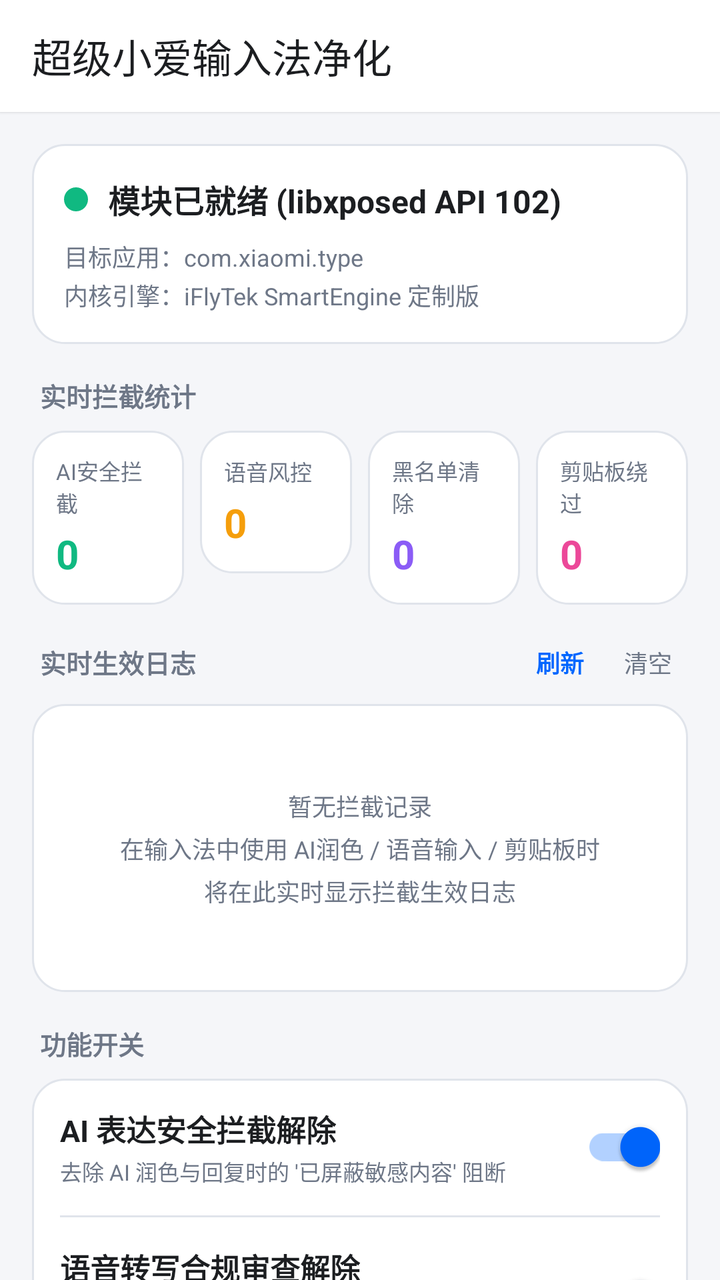
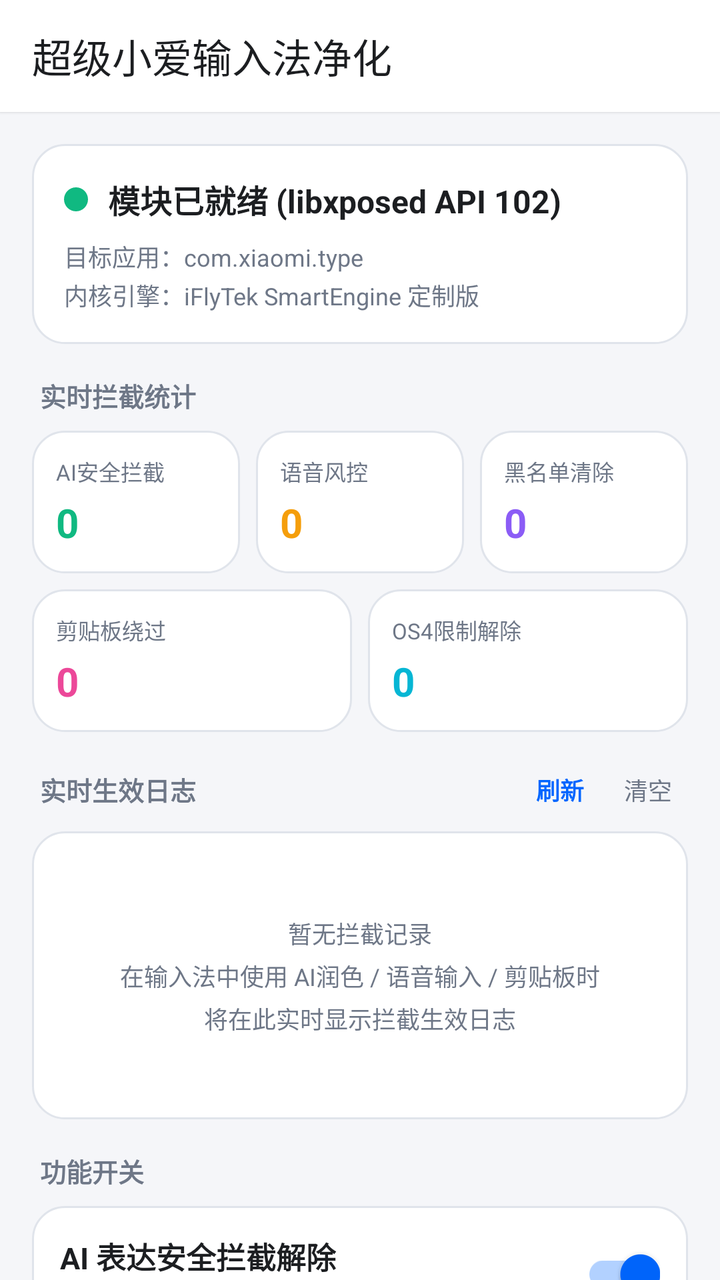

Compare the two renders of this Android layout. The source of the first and the diff that turns it into the second are given below.
<!-- AndroidManifest.xml: application theme Theme.XiaoAiTypeUnblock -->
<!-- res/layout/activity_main.xml -->
<?xml version="1.0" encoding="utf-8"?>
<LinearLayout xmlns:android="http://schemas.android.com/apk/res/android"
    xmlns:app="http://schemas.android.com/apk/res-auto"
    android:layout_width="match_parent"
    android:layout_height="match_parent"
    android:background="@color/background_light"
    android:orientation="vertical">

    
    <androidx.appcompat.widget.Toolbar
        android:id="@+id/toolbar"
        android:layout_width="match_parent"
        android:layout_height="?attr/actionBarSize"
        android:background="@color/surface_light"
        android:elevation="1dp"
        app:title="@string/app_name"
        app:titleTextColor="@color/text_primary" />

    <androidx.core.widget.NestedScrollView
        android:layout_width="match_parent"
        android:layout_height="0dp"
        android:layout_weight="1"
        android:fillViewport="true">

        <LinearLayout
            android:layout_width="match_parent"
            android:layout_height="wrap_content"
            android:orientation="vertical"
            android:padding="16dp">

            
            <LinearLayout
                android:id="@+id/cardStatus"
                android:layout_width="match_parent"
                android:layout_height="wrap_content"
                android:layout_marginBottom="16dp"
                android:background="@drawable/bg_card"
                android:orientation="vertical"
                android:padding="16dp">

                <LinearLayout
                    android:layout_width="match_parent"
                    android:layout_height="wrap_content"
                    android:gravity="center_vertical"
                    android:orientation="horizontal">

                    <View
                        android:id="@+id/viewStatusDot"
                        android:layout_width="12dp"
                        android:layout_height="12dp"
                        android:background="@drawable/dot_active" />

                    <TextView
                        android:id="@+id/tvStatusTitle"
                        android:layout_width="wrap_content"
                        android:layout_height="wrap_content"
                        android:layout_marginStart="10dp"
                        android:text="模块已就绪 (libxposed API 102)"
                        android:textColor="@color/text_primary"
                        android:textSize="16sp"
                        android:textStyle="bold" />

                </LinearLayout>

                <TextView
                    android:id="@+id/tvStatusDesc"
                    android:layout_width="match_parent"
                    android:layout_height="wrap_content"
                    android:layout_marginTop="8dp"
                    android:lineSpacingExtra="2dp"
                    android:text="目标应用：com.xiaomi.type\n内核引擎：iFlyTek SmartEngine 定制版"
                    android:textColor="@color/text_secondary"
                    android:textSize="12sp" />

            </LinearLayout>

            
            <TextView
                android:layout_width="wrap_content"
                android:layout_height="wrap_content"
                android:layout_marginStart="4dp"
                android:layout_marginBottom="8dp"
                android:text="实时拦截统计"
                android:textColor="@color/text_secondary"
                android:textSize="13sp"
                android:textStyle="bold" />

            
            <LinearLayout
                android:layout_width="match_parent"
                android:layout_height="wrap_content"
                android:layout_marginBottom="16dp"
                android:orientation="horizontal">

                
                <LinearLayout
                    android:layout_width="0dp"
                    android:layout_height="wrap_content"
                    android:layout_marginEnd="4dp"
                    android:layout_weight="1"
                    android:background="@drawable/bg_card"
                    android:orientation="vertical"
                    android:padding="12dp">

                    <TextView
                        android:layout_width="wrap_content"
                        android:layout_height="wrap_content"
                        android:text="AI安全拦截"
                        android:textColor="@color/text_secondary"
                        android:textSize="11sp" />

                    <TextView
                        android:id="@+id/tvCountAi"
                        android:layout_width="wrap_content"
                        android:layout_height="wrap_content"
                        android:layout_marginTop="4dp"
                        android:text="0"
                        android:textColor="#10B981"
                        android:textSize="20sp"
                        android:textStyle="bold" />

                </LinearLayout>

                
                <LinearLayout
                    android:layout_width="0dp"
                    android:layout_height="wrap_content"
                    android:layout_marginStart="4dp"
                    android:layout_marginEnd="4dp"
                    android:layout_weight="1"
                    android:background="@drawable/bg_card"
                    android:orientation="vertical"
                    android:padding="12dp">

                    <TextView
                        android:layout_width="wrap_content"
                        android:layout_height="wrap_content"
                        android:text="语音风控"
                        android:textColor="@color/text_secondary"
                        android:textSize="11sp" />

                    <TextView
                        android:id="@+id/tvCountVoice"
                        android:layout_width="wrap_content"
                        android:layout_height="wrap_content"
                        android:layout_marginTop="4dp"
                        android:text="0"
                        android:textColor="#F59E0B"
                        android:textSize="20sp"
                        android:textStyle="bold" />

                </LinearLayout>

                
                <LinearLayout
                    android:layout_width="0dp"
                    android:layout_height="wrap_content"
                    android:layout_marginStart="4dp"
                    android:layout_marginEnd="4dp"
                    android:layout_weight="1"
                    android:background="@drawable/bg_card"
                    android:orientation="vertical"
                    android:padding="12dp">

                    <TextView
                        android:layout_width="wrap_content"
                        android:layout_height="wrap_content"
                        android:text="黑名单清除"
                        android:textColor="@color/text_secondary"
                        android:textSize="11sp" />

                    <TextView
                        android:id="@+id/tvCountBlacklist"
                        android:layout_width="wrap_content"
                        android:layout_height="wrap_content"
                        android:layout_marginTop="4dp"
                        android:text="0"
                        android:textColor="#8B5CF6"
                        android:textSize="20sp"
                        android:textStyle="bold" />

                </LinearLayout>

                
                <LinearLayout
                    android:layout_width="0dp"
                    android:layout_height="wrap_content"
                    android:layout_marginStart="4dp"
                    android:layout_weight="1"
                    android:background="@drawable/bg_card"
                    android:orientation="vertical"
                    android:padding="12dp">

                    <TextView
                        android:layout_width="wrap_content"
                        android:layout_height="wrap_content"
                        android:text="剪贴板绕过"
                        android:textColor="@color/text_secondary"
                        android:textSize="11sp" />

                    <TextView
                        android:id="@+id/tvCountClipboard"
                        android:layout_width="wrap_content"
                        android:layout_height="wrap_content"
                        android:layout_marginTop="4dp"
                        android:text="0"
                        android:textColor="#EC4899"
                        android:textSize="20sp"
                        android:textStyle="bold" />

                </LinearLayout>

            </LinearLayout>

            
            <LinearLayout
                android:layout_width="match_parent"
                android:layout_height="wrap_content"
                android:layout_marginStart="4dp"
                android:layout_marginEnd="4dp"
                android:layout_marginBottom="8dp"
                android:gravity="center_vertical"
                android:orientation="horizontal">

                <TextView
                    android:layout_width="0dp"
                    android:layout_height="wrap_content"
                    android:layout_weight="1"
                    android:text="实时生效日志"
                    android:textColor="@color/text_secondary"
                    android:textSize="13sp"
                    android:textStyle="bold" />

                <TextView
                    android:id="@+id/btnRefreshLogs"
                    android:layout_width="wrap_content"
                    android:layout_height="wrap_content"
                    android:background="?android:attr/selectableItemBackground"
                    android:padding="4dp"
                    android:text="刷新"
                    android:textColor="@color/primary"
                    android:textSize="12sp"
                    android:textStyle="bold" />

                <TextView
                    android:id="@+id/btnClearLogs"
                    android:layout_width="wrap_content"
                    android:layout_height="wrap_content"
                    android:layout_marginStart="12dp"
                    android:background="?android:attr/selectableItemBackground"
                    android:padding="4dp"
                    android:text="清空"
                    android:textColor="@color/text_secondary"
                    android:textSize="12sp" />

            </LinearLayout>

            
            <LinearLayout
                android:layout_width="match_parent"
                android:layout_height="wrap_content"
                android:layout_marginBottom="16dp"
                android:background="@drawable/bg_card"
                android:minHeight="140dp"
                android:orientation="vertical"
                android:padding="12dp">

                
                <TextView
                    android:id="@+id/tvEmptyLogs"
                    android:layout_width="match_parent"
                    android:layout_height="120dp"
                    android:gravity="center"
                    android:lineSpacingExtra="4dp"
                    android:text="暂无拦截记录\n在输入法中使用 AI润色 / 语音输入 / 剪贴板时\n将在此实时显示拦截生效日志"
                    android:textColor="@color/text_secondary"
                    android:textSize="12sp" />

                
                <androidx.recyclerview.widget.RecyclerView
                    android:id="@+id/rvLogs"
                    android:layout_width="match_parent"
                    android:layout_height="wrap_content"
                    android:nestedScrollingEnabled="false"
                    android:visibility="gone" />

            </LinearLayout>

            
            <TextView
                android:layout_width="wrap_content"
                android:layout_height="wrap_content"
                android:layout_marginStart="4dp"
                android:layout_marginBottom="8dp"
                android:text="功能开关"
                android:textColor="@color/text_secondary"
                android:textSize="13sp"
                android:textStyle="bold" />

            
            <LinearLayout
                android:layout_width="match_parent"
                android:layout_height="wrap_content"
                android:layout_marginBottom="16dp"
                android:background="@drawable/bg_card"
                android:orientation="vertical">

                
                <LinearLayout
                    android:layout_width="match_parent"
                    android:layout_height="wrap_content"
                    android:gravity="center_vertical"
                    android:orientation="horizontal"
                    android:padding="14dp">

                    <LinearLayout
                        android:layout_width="0dp"
                        android:layout_height="wrap_content"
                        android:layout_weight="1"
                        android:orientation="vertical">

                        <TextView
                            android:layout_width="wrap_content"
                            android:layout_height="wrap_content"
                            android:text="AI 表达安全拦截解除"
                            android:textColor="@color/text_primary"
                            android:textSize="15sp"
                            android:textStyle="bold" />

                        <TextView
                            android:layout_width="wrap_content"
                            android:layout_height="wrap_content"
                            android:layout_marginTop="2dp"
                            android:text="去除 AI 润色与回复时的 '已屏蔽敏感内容' 阻断"
                            android:textColor="@color/text_secondary"
                            android:textSize="11sp" />

                    </LinearLayout>

                    <androidx.appcompat.widget.SwitchCompat
                        android:id="@+id/switchAiSafety"
                        android:layout_width="wrap_content"
                        android:layout_height="wrap_content"
                        android:checked="true" />

                </LinearLayout>

                <View
                    android:layout_width="match_parent"
                    android:layout_height="1dp"
                    android:layout_marginStart="14dp"
                    android:layout_marginEnd="14dp"
                    android:background="@color/card_stroke" />

                
                <LinearLayout
                    android:layout_width="match_parent"
                    android:layout_height="wrap_content"
                    android:gravity="center_vertical"
                    android:orientation="horizontal"
                    android:padding="14dp">

                    <LinearLayout
                        android:layout_width="0dp"
                        android:layout_height="wrap_content"
                        android:layout_weight="1"
                        android:orientation="vertical">

                        <TextView
                            android:layout_width="wrap_content"
                            android:layout_height="wrap_content"
                            android:text="语音转写合规审查解除"
                            android:textColor="@color/text_primary"
                            android:textSize="15sp"
                            android:textStyle="bold" />

                        <TextView
                            android:layout_width="wrap_content"
                            android:layout_height="wrap_content"
                            android:layout_marginTop="2dp"
                            android:text="拦截 CONTENT_MODERATION 风控弹窗与 30002 错误中断"
                            android:textColor="@color/text_secondary"
                            android:textSize="11sp" />

                    </LinearLayout>

                    <androidx.appcompat.widget.SwitchCompat
                        android:id="@+id/switchVoiceModeration"
                        android:layout_width="wrap_content"
                        android:layout_height="wrap_content"
                        android:checked="true" />

                </LinearLayout>

                <View
                    android:layout_width="match_parent"
                    android:layout_height="1dp"
                    android:layout_marginStart="14dp"
                    android:layout_marginEnd="14dp"
                    android:background="@color/card_stroke" />

                
                <LinearLayout
                    android:layout_width="match_parent"
                    android:layout_height="wrap_content"
                    android:gravity="center_vertical"
                    android:orientation="horizontal"
                    android:padding="14dp">

                    <LinearLayout
                        android:layout_width="0dp"
                        android:layout_height="wrap_content"
                        android:layout_weight="1"
                        android:orientation="vertical">

                        <TextView
                            android:layout_width="wrap_content"
                            android:layout_height="wrap_content"
                            android:text="云端黑名单词库下发拦截"
                            android:textColor="@color/text_primary"
                            android:textSize="15sp"
                            android:textStyle="bold" />

                        <TextView
                            android:layout_width="wrap_content"
                            android:layout_height="wrap_content"
                            android:layout_marginTop="2dp"
                            android:text="清空 key_blackliststr，保留全部云端联想与热词"
                            android:textColor="@color/text_secondary"
                            android:textSize="11sp" />

                    </LinearLayout>

                    <androidx.appcompat.widget.SwitchCompat
                        android:id="@+id/switchCloudBlacklist"
                        android:layout_width="wrap_content"
                        android:layout_height="wrap_content"
                        android:checked="true" />

                </LinearLayout>

                <View
                    android:layout_width="match_parent"
                    android:layout_height="1dp"
                    android:layout_marginStart="14dp"
                    android:layout_marginEnd="14dp"
                    android:background="@color/card_stroke" />

                
                <LinearLayout
                    android:layout_width="match_parent"
                    android:layout_height="wrap_content"
                    android:gravity="center_vertical"
                    android:orientation="horizontal"
                    android:padding="14dp">

                    <LinearLayout
                        android:layout_width="0dp"
                        android:layout_height="wrap_content"
                        android:layout_weight="1"
                        android:orientation="vertical">

                        <TextView
                            android:layout_width="wrap_content"
                            android:layout_height="wrap_content"
                            android:text="剪贴板敏感标记忽略绕过"
                            android:textColor="@color/text_primary"
                            android:textSize="15sp"
                            android:textStyle="bold" />

                        <TextView
                            android:layout_width="wrap_content"
                            android:layout_height="wrap_content"
                            android:layout_marginTop="2dp"
                            android:text="绕过 IS_SENSITIVE 标记，允许剪贴板快捷记录与联想"
                            android:textColor="@color/text_secondary"
                            android:textSize="11sp" />

                    </LinearLayout>

                    <androidx.appcompat.widget.SwitchCompat
                        android:id="@+id/switchClipboardSensitive"
                        android:layout_width="wrap_content"
                        android:layout_height="wrap_content"
                        android:checked="true" />

                </LinearLayout>

                <View
                    android:layout_width="match_parent"
                    android:layout_height="1dp"
                    android:layout_marginStart="14dp"
                    android:layout_marginEnd="14dp"
                    android:background="@color/card_stroke" />

                
                <LinearLayout
                    android:layout_width="match_parent"
                    android:layout_height="wrap_content"
                    android:gravity="center_vertical"
                    android:orientation="horizontal"
                    android:padding="14dp">

                    <LinearLayout
                        android:layout_width="0dp"
                        android:layout_height="wrap_content"
                        android:layout_weight="1"
                        android:orientation="vertical">

                        <TextView
                            android:layout_width="wrap_content"
                            android:layout_height="wrap_content"
                            android:text="输出详细调试日志"
                            android:textColor="@color/text_primary"
                            android:textSize="15sp"
                            android:textStyle="bold" />

                        <TextView
                            android:layout_width="wrap_content"
                            android:layout_height="wrap_content"
                            android:layout_marginTop="2dp"
                            android:text="在 Logcat 中打印 XiaoAiTypeUnblock 拦截详情"
                            android:textColor="@color/text_secondary"
                            android:textSize="11sp" />

                    </LinearLayout>

                    <androidx.appcompat.widget.SwitchCompat
                        android:id="@+id/switchVerboseLog"
                        android:layout_width="wrap_content"
                        android:layout_height="wrap_content"
                        android:checked="true" />

                </LinearLayout>

            </LinearLayout>

            
            <TextView
                android:layout_width="wrap_content"
                android:layout_height="wrap_content"
                android:layout_marginStart="4dp"
                android:layout_marginBottom="8dp"
                android:text="快捷操作"
                android:textColor="@color/text_secondary"
                android:textSize="13sp"
                android:textStyle="bold" />

            <LinearLayout
                android:layout_width="match_parent"
                android:layout_height="wrap_content"
                android:orientation="horizontal">

                <Button
                    android:id="@+id/btnRestartIme"
                    android:layout_width="0dp"
                    android:layout_height="52dp"
                    android:layout_marginEnd="6dp"
                    android:layout_weight="1"
                    android:background="@drawable/bg_button_primary"
                    android:text="重启超级小爱输入法"
                    android:textColor="#FFFFFF"
                    android:textSize="14sp"
                    android:textStyle="bold" />

                <Button
                    android:id="@+id/btnAbout"
                    android:layout_width="0dp"
                    android:layout_height="52dp"
                    android:layout_marginStart="6dp"
                    android:layout_weight="1"
                    android:background="@drawable/bg_button_outlined"
                    android:text="使用说明"
                    android:textColor="@color/primary"
                    android:textSize="14sp"
                    android:textStyle="bold" />

            </LinearLayout>

            
            <TextView
                android:layout_width="match_parent"
                android:layout_height="wrap_content"
                android:layout_marginTop="28dp"
                android:layout_marginBottom="16dp"
                android:gravity="center"
                android:lineSpacingExtra="3dp"
                android:text="基于 libxposed API 102 (Modern Xposed 规范)\n支持 LSPosed v2.1.0+ 及模块自动热重载"
                android:textColor="@color/text_secondary"
                android:textSize="12sp" />

        </LinearLayout>

    </androidx.core.widget.NestedScrollView>

</LinearLayout>
<!-- resources referenced by this layout -->
<resources>
  <color name="background_light">#F5F6F9</color>
  <color name="card_stroke">#E0E4EB</color>
  <color name="primary">#0066FF</color>
  <color name="surface_light">#FFFFFF</color>
  <color name="text_primary">#1C1E21</color>
  <color name="text_secondary">#6E7787</color>
  <!-- drawable bg_button_outlined (drawable) -->
  <?xml version="1.0" encoding="utf-8"?>
  <ripple xmlns:android="http://schemas.android.com/apk/res/android"
      android:color="#1A0066FF">
      <item>
          <shape android:shape="rectangle">
              <solid android:color="@android:color/transparent" />
              <stroke
                  android:width="1.5dp"
                  android:color="@color/primary" />
              <corners android:radius="12dp" />
          </shape>
      </item>
  </ripple>
  <!-- drawable bg_button_primary (drawable) -->
  <?xml version="1.0" encoding="utf-8"?>
  <ripple xmlns:android="http://schemas.android.com/apk/res/android"
      android:color="#33FFFFFF">
      <item>
          <shape android:shape="rectangle">
              <solid android:color="@color/primary" />
              <corners android:radius="12dp" />
          </shape>
      </item>
  </ripple>
  <!-- drawable bg_card (drawable) -->
  <?xml version="1.0" encoding="utf-8"?>
  <shape xmlns:android="http://schemas.android.com/apk/res/android"
      android:shape="rectangle">
      <solid android:color="@color/surface_light" />
      <corners android:radius="16dp" />
      <stroke
          android:width="1dp"
          android:color="@color/card_stroke" />
  </shape>
  <!-- drawable dot_active (drawable) -->
  <?xml version="1.0" encoding="utf-8"?>
  <shape xmlns:android="http://schemas.android.com/apk/res/android"
      android:shape="oval">
      <solid android:color="@color/status_active" />
      <size
          android:width="12dp"
          android:height="12dp" />
  </shape>
  <string name="app_name">超级小爱输入法净化</string>
  <style name="Theme.XiaoAiTypeUnblock" parent="Theme.AppCompat.DayNight.NoActionBar">
          <item name="colorPrimary">@color/primary</item>
          <item name="colorPrimaryDark">@color/primary_variant</item>
          <item name="colorAccent">@color/primary</item>
          <item name="android:statusBarColor">@color/surface_light</item>
          <item name="android:windowLightStatusBar">true</item>
      </style>
  <color name="status_active">#10B981</color>
  <color name="primary_variant">#0052CC</color>
</resources>

<!-- the commit's change to res/layout/activity_main.xml (unified diff, before → after) -->
@@ -89,7 +89,7 @@
             <LinearLayout
                 android:layout_width="match_parent"
                 android:layout_height="wrap_content"
-                android:layout_marginBottom="16dp"
+                android:layout_marginBottom="8dp"
                 android:orientation="horizontal">
 
                 
@@ -156,7 +156,6 @@
                     android:layout_width="0dp"
                     android:layout_height="wrap_content"
                     android:layout_marginStart="4dp"
-                    android:layout_marginEnd="4dp"
                     android:layout_weight="1"
                     android:background="@drawable/bg_card"
                     android:orientation="vertical"
@@ -181,11 +180,20 @@
 
                 </LinearLayout>
 
-                
-                <LinearLayout
-                    android:layout_width="0dp"
-                    android:layout_height="wrap_content"
-                    android:layout_marginStart="4dp"
+            </LinearLayout>
+
+            
+            <LinearLayout
+                android:layout_width="match_parent"
+                android:layout_height="wrap_content"
+                android:layout_marginBottom="16dp"
+                android:orientation="horizontal">
+
+                
+                <LinearLayout
+                    android:layout_width="0dp"
+                    android:layout_height="wrap_content"
+                    android:layout_marginEnd="4dp"
                     android:layout_weight="1"
                     android:background="@drawable/bg_card"
                     android:orientation="vertical"
@@ -205,6 +213,35 @@
                         android:layout_marginTop="4dp"
                         android:text="0"
                         android:textColor="#EC4899"
+                        android:textSize="20sp"
+                        android:textStyle="bold" />
+
+                </LinearLayout>
+
+                
+                <LinearLayout
+                    android:layout_width="0dp"
+                    android:layout_height="wrap_content"
+                    android:layout_marginStart="4dp"
+                    android:layout_weight="1"
+                    android:background="@drawable/bg_card"
+                    android:orientation="vertical"
+                    android:padding="12dp">
+
+                    <TextView
+                        android:layout_width="wrap_content"
+                        android:layout_height="wrap_content"
+                        android:text="OS4限制解除"
+                        android:textColor="@color/text_secondary"
+                        android:textSize="11sp" />
+
+                    <TextView
+                        android:id="@+id/tvCountOsVersion"
+                        android:layout_width="wrap_content"
+                        android:layout_height="wrap_content"
+                        android:layout_marginTop="4dp"
+                        android:text="0"
+                        android:textColor="#06B6D4"
                         android:textSize="20sp"
                         android:textStyle="bold" />
 
@@ -480,6 +517,46 @@
 
                     <androidx.appcompat.widget.SwitchCompat
                         android:id="@+id/switchClipboardSensitive"
+                        android:layout_width="wrap_content"
+                        android:layout_height="wrap_content"
+                        android:checked="true" />
+
+                </LinearLayout>
+
+                
+                <LinearLayout
+                    android:layout_width="match_parent"
+                    android:layout_height="wrap_content"
+                    android:gravity="center_vertical"
+                    android:orientation="horizontal"
+                    android:padding="14dp">
+
+                    <LinearLayout
+                        android:layout_width="0dp"
+                        android:layout_height="wrap_content"
+                        android:layout_weight="1"
+                        android:orientation="vertical">
+
+                        <TextView
+                            android:layout_width="wrap_content"
+                            android:layout_height="wrap_content"
+                            android:text="澎湃 OS4+ 版本限制解除"
+                            android:textColor="@color/text_primary"
+                            android:textSize="15sp"
+                            android:textStyle="bold" />
+
+                        <TextView
+                            android:layout_width="wrap_content"
+                            android:layout_height="wrap_content"
+                            android:layout_marginTop="2dp"
+                            android:text="绕过非 HyperOS 4.0+ 系统的弹窗阻断与自退限制，在旧系统与第三方 ROM 上正常使用"
+                            android:textColor="@color/text_secondary"
+                            android:textSize="11sp" />
+
+                    </LinearLayout>
+
+                    <androidx.appcompat.widget.SwitchCompat
+                        android:id="@+id/switchOsVersionUnblock"
                         android:layout_width="wrap_content"
                         android:layout_height="wrap_content"
                         android:checked="true" />
